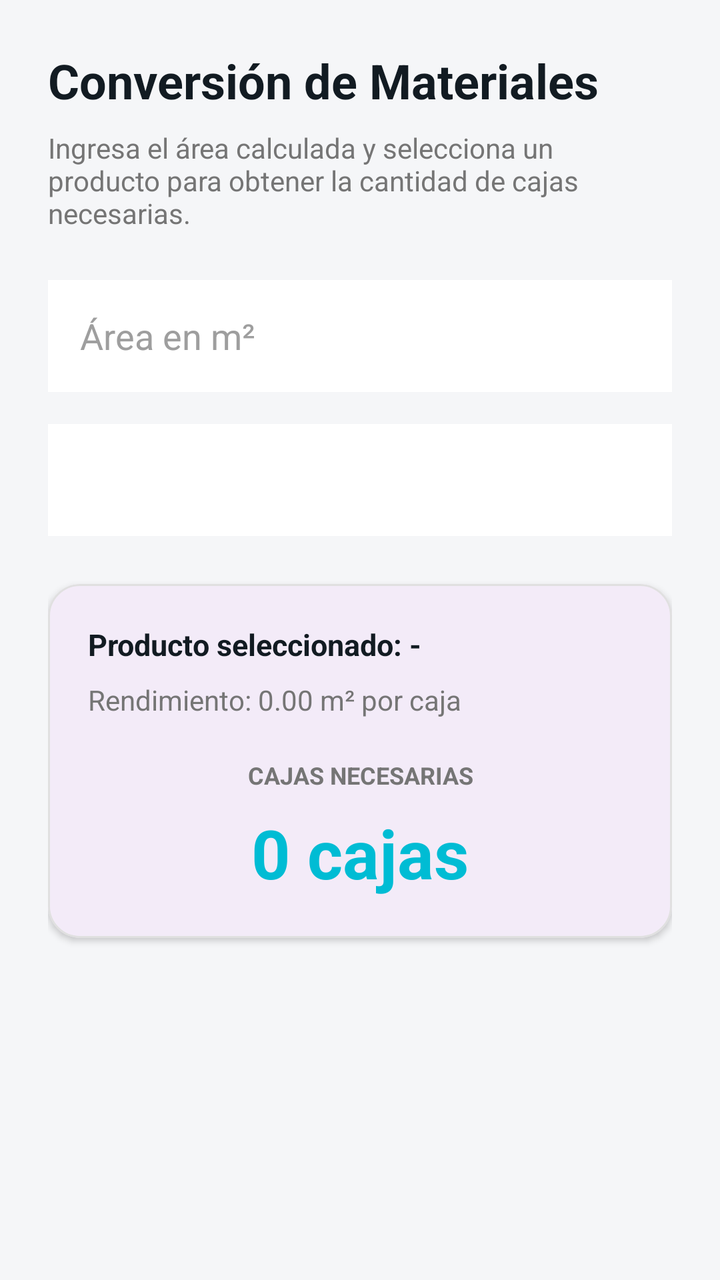
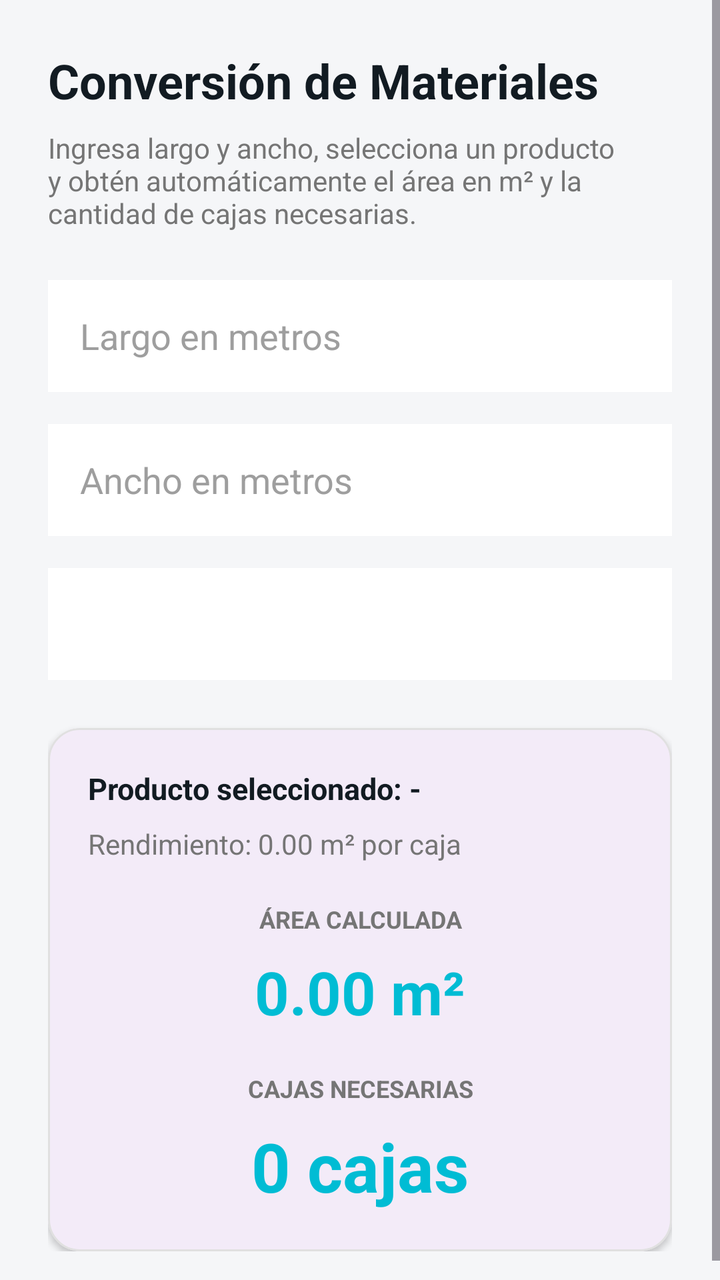

Compare the two renders of this Android layout. The source of the first and the diff that turns it into the second are given below.
<!-- AndroidManifest.xml: application theme Theme.Protrack -->
<!-- res/layout/fragment_conversion_cajas.xml -->
<?xml version="1.0" encoding="utf-8"?>
<ScrollView xmlns:android="http://schemas.android.com/apk/res/android"
    xmlns:app="http://schemas.android.com/apk/res-auto"
    android:layout_width="match_parent"
    android:layout_height="match_parent"
    android:background="#F5F6F8"
    android:fillViewport="true">

    <LinearLayout
        android:layout_width="match_parent"
        android:layout_height="wrap_content"
        android:orientation="vertical"
        android:padding="24dp">

        <TextView
            android:layout_width="wrap_content"
            android:layout_height="wrap_content"
            android:text="Conversión de Materiales"
            android:textColor="#121B22"
            android:textSize="24sp"
            android:textStyle="bold" />

        <TextView
            android:layout_width="match_parent"
            android:layout_height="wrap_content"
            android:layout_marginTop="8dp"
            android:text="Ingresa el área calculada y selecciona un producto para obtener la cantidad de cajas necesarias."
            android:textColor="#757575"
            android:textSize="14sp" />

        <EditText
            android:id="@+id/etAreaM2"
            android:layout_width="match_parent"
            android:layout_height="56dp"
            android:layout_marginTop="24dp"
            android:background="@android:color/white"
            android:hint="Área en m²"
            android:inputType="numberDecimal"
            android:paddingHorizontal="16dp"
            android:textColor="#212121"
            android:textColorHint="#9E9E9E" />

        <Spinner
            android:id="@+id/spProductos"
            android:layout_width="match_parent"
            android:layout_height="56dp"
            android:layout_marginTop="16dp"
            android:background="@android:color/white"
            android:paddingHorizontal="16dp" />

        <com.google.android.material.card.MaterialCardView
            android:layout_width="match_parent"
            android:layout_height="wrap_content"
            android:layout_marginTop="24dp"
            app:cardCornerRadius="16dp"
            app:cardElevation="2dp"
            app:strokeColor="#E0E0E0"
            app:strokeWidth="1dp">

            <LinearLayout
                android:layout_width="match_parent"
                android:layout_height="wrap_content"
                android:orientation="vertical"
                android:padding="20dp">

                <TextView
                    android:id="@+id/tvProductoSeleccionado"
                    android:layout_width="match_parent"
                    android:layout_height="wrap_content"
                    android:text="Producto seleccionado: -"
                    android:textColor="#121B22"
                    android:textSize="15sp"
                    android:textStyle="bold" />

                <TextView
                    android:id="@+id/tvRendimiento"
                    android:layout_width="match_parent"
                    android:layout_height="wrap_content"
                    android:layout_marginTop="8dp"
                    android:text="Rendimiento: 0.00 m² por caja"
                    android:textColor="#757575"
                    android:textSize="14sp" />

                <TextView
                    android:layout_width="match_parent"
                    android:layout_height="wrap_content"
                    android:layout_marginTop="20dp"
                    android:gravity="center"
                    android:text="CAJAS NECESARIAS"
                    android:textColor="#757575"
                    android:textSize="12sp"
                    android:textStyle="bold" />

                <TextView
                    android:id="@+id/tvCajasNecesarias"
                    android:layout_width="match_parent"
                    android:layout_height="wrap_content"
                    android:layout_marginTop="8dp"
                    android:gravity="center"
                    android:text="0 cajas"
                    android:textColor="#00BCD4"
                    android:textSize="34sp"
                    android:textStyle="bold" />

            </LinearLayout>
        </com.google.android.material.card.MaterialCardView>

    </LinearLayout>
</ScrollView>
<!-- resources referenced by this layout -->
<resources>
  <style name="Theme.Protrack" parent="Base.Theme.Protrack" />
  <style name="Base.Theme.Protrack" parent="Theme.Material3.DayNight.NoActionBar">
          
          
      </style>
</resources>

<!-- the commit's change to res/layout/fragment_conversion_cajas.xml (unified diff, before → after) -->
@@ -24,17 +24,29 @@
             android:layout_width="match_parent"
             android:layout_height="wrap_content"
             android:layout_marginTop="8dp"
-            android:text="Ingresa el área calculada y selecciona un producto para obtener la cantidad de cajas necesarias."
+            android:text="Ingresa largo y ancho, selecciona un producto y obtén automáticamente el área en m² y la cantidad de cajas necesarias."
             android:textColor="#757575"
             android:textSize="14sp" />
 
         <EditText
-            android:id="@+id/etAreaM2"
+            android:id="@+id/etLargoConversion"
             android:layout_width="match_parent"
             android:layout_height="56dp"
             android:layout_marginTop="24dp"
             android:background="@android:color/white"
-            android:hint="Área en m²"
+            android:hint="Largo en metros"
+            android:inputType="numberDecimal"
+            android:paddingHorizontal="16dp"
+            android:textColor="#212121"
+            android:textColorHint="#9E9E9E" />
+
+        <EditText
+            android:id="@+id/etAnchoConversion"
+            android:layout_width="match_parent"
+            android:layout_height="56dp"
+            android:layout_marginTop="16dp"
+            android:background="@android:color/white"
+            android:hint="Ancho en metros"
             android:inputType="numberDecimal"
             android:paddingHorizontal="16dp"
             android:textColor="#212121"
@@ -86,6 +98,27 @@
                     android:layout_height="wrap_content"
                     android:layout_marginTop="20dp"
                     android:gravity="center"
+                    android:text="ÁREA CALCULADA"
+                    android:textColor="#757575"
+                    android:textSize="12sp"
+                    android:textStyle="bold" />
+
+                <TextView
+                    android:id="@+id/tvAreaCalculada"
+                    android:layout_width="match_parent"
+                    android:layout_height="wrap_content"
+                    android:layout_marginTop="8dp"
+                    android:gravity="center"
+                    android:text="0.00 m²"
+                    android:textColor="#00BCD4"
+                    android:textSize="30sp"
+                    android:textStyle="bold" />
+
+                <TextView
+                    android:layout_width="match_parent"
+                    android:layout_height="wrap_content"
+                    android:layout_marginTop="20dp"
+                    android:gravity="center"
                     android:text="CAJAS NECESARIAS"
                     android:textColor="#757575"
                     android:textSize="12sp"
